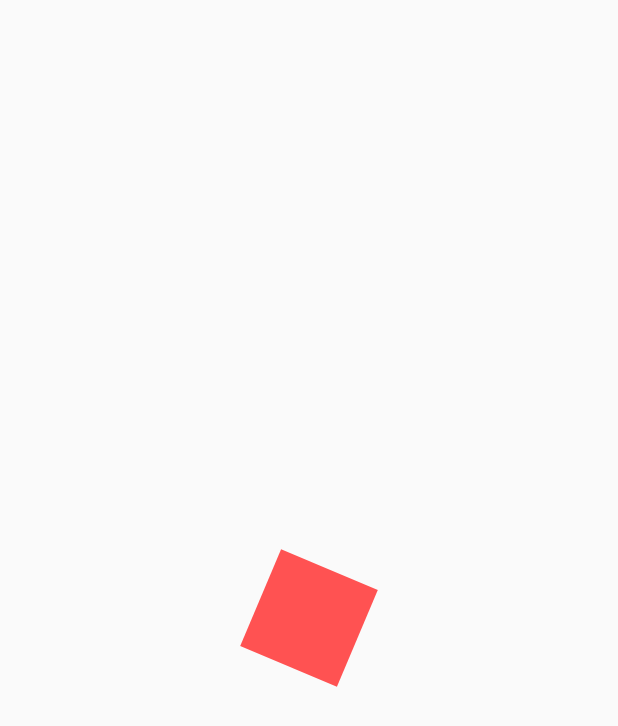
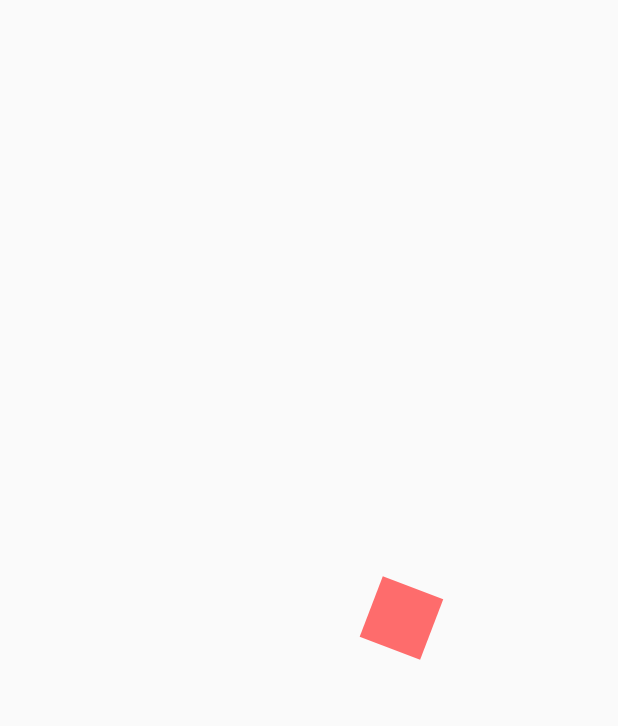
Before and after one commit to EndersonPro/practice_ui, a Flutter app: the first screen one second after launch, on a phone screen of 412 x 824 dp. Shown: the top 726 px of the screen. Run offline on Flutter 3.47's test engine with Material 2 defaults, Android fonts, the phone set to English and light mode, and no system bars.

Commit message:
Terminando las animaciones

```diff
--- a/lib/src/pages/animation_page.dart
+++ b/lib/src/pages/animation_page.dart
@@ -1,5 +1,6 @@
+import 'package:flutter/foundation.dart';
 import 'package:flutter/material.dart';
-import 'package:flutter_ui/src/widget/header.dart';
+import 'dart:math' as Math;
 
 class AnimationPage extends StatelessWidget {
   const AnimationPage({Key key}) : super(key: key);
@@ -27,6 +28,10 @@ class _CuadradoAnimadoState extends State<CuadradoAnimado>
     with SingleTickerProviderStateMixin {
   AnimationController animationController;
   Animation<double> rotacion;
+  Animation<double> opacidad;
+  Animation<double> opacidadOut;
+  Animation<double> mover;
+  Animation<double> agrandar;
 
   @override
   void initState() {
@@ -34,7 +39,46 @@ class _CuadradoAnimadoState extends State<CuadradoAnimado>
     animationController = new AnimationController(
         vsync: this, duration: Duration(milliseconds: 4000));
 
-    rotacion = Tween(begin: 0.0, end: 2.0).animate(animationController);
+    rotacion = Tween(begin: 0.0, end: 2 * Math.pi).animate(
+      CurvedAnimation(
+        parent: animationController,
+        curve: Curves.easeOut,
+      ),
+    );
+
+    opacidad = Tween(begin: 0.1, end: 1.0).animate(CurvedAnimation(
+      parent: animationController,
+      curve: Interval(0, 0.25, curve: Curves.easeOut),
+    ));
+
+    opacidadOut = Tween(begin: 0.1, end: 1.0).animate(CurvedAnimation(
+      parent: animationController,
+      curve: Interval(0.75, 1.0, curve: Curves.easeOut),
+    ));
+
+    mover = Tween(begin: 0.0, end: 200.0).animate(
+      CurvedAnimation(
+        parent: animationController,
+        curve: Curves.easeOut,
+      ),
+    );
+
+    agrandar = Tween(begin: 0.0, end: 2.0).animate(
+      CurvedAnimation(
+        parent: animationController,
+        curve: Curves.easeOut,
+      ),
+    );
+
+    animationController.addListener(() {
+      final status = animationController.status;
+      switch (status) {
+        case AnimationStatus.completed:
+          animationController.reverse();
+          break;
+        default:
+      }
+    });
 
     super.initState();
   }
@@ -47,16 +91,24 @@ class _CuadradoAnimadoState extends State<CuadradoAnimado>
 
   @override
   Widget build(BuildContext context) {
-
     animationController.forward();
 
     return AnimatedBuilder(
       animation: animationController,
+      child: _Rectangulo(),
       builder: (BuildContext context, Widget child) {
-        print('Valor: ' + rotacion.value.toString());
-        return Transform.rotate(
-          angle: rotacion.value,
-          child: _Rectangulo(),
+        return Transform.translate(
+          offset: Offset(mover.value, 0),
+          child: Transform.rotate(
+            angle: rotacion.value,
+            child: Opacity(
+              opacity: opacidad.value - opacidadOut.value,
+              child: Transform.scale(
+                scale: agrandar.value,
+                child: child,
+              ),
+            ),
+          ),
         );
       },
     );
```
